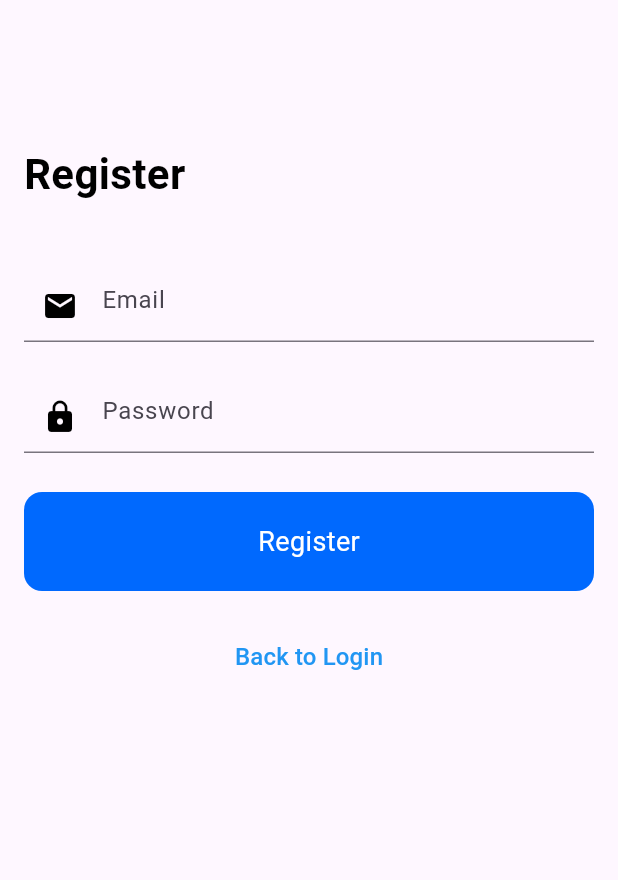
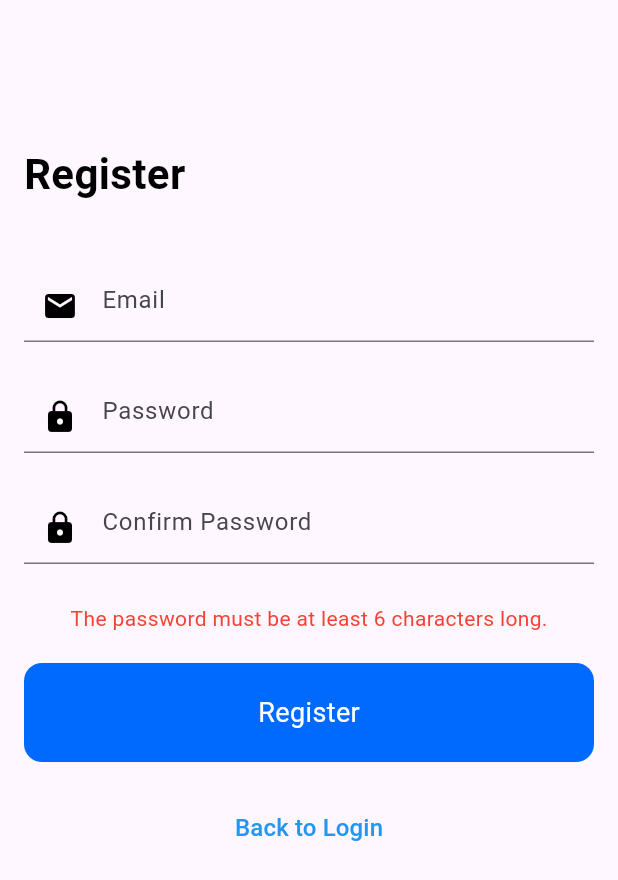
Before and after one commit to Lacesz0123/fitwithus, a Flutter app: the RegisterScreen screen opened directly, after a tap on "Register", on a phone screen of 412 x 824 dp. Shown: the top 880 px of the screen. Run offline on Flutter 3.47's test engine with Material 3 defaults, Android fonts, the phone set to English and light mode, and no system bars; our stand-ins replace firebase_auth, firebase_core; accounts and stored records are empty.

Commit message:
password confirm added

```diff
--- a/lib/register_screen.dart
+++ b/lib/register_screen.dart
@@ -12,12 +12,31 @@ class RegisterScreen extends StatefulWidget {
 class _RegisterScreenState extends State<RegisterScreen> {
   TextEditingController _emailController = TextEditingController();
   TextEditingController _passwordController = TextEditingController();
+  TextEditingController _confirmPasswordController = TextEditingController();
   bool _isLoading = false; // Betöltési állapot
+  String _errorMessage = ''; // Hibaüzenet megjelenítéséhez
 
   Future<void> registerUsingEmailPassword() async {
     setState(() {
       _isLoading = true; // Betöltés mutatása
+      _errorMessage = ''; // Hibaüzenet törlése
     });
+
+    if (_passwordController.text.length < 6) {
+      setState(() {
+        _errorMessage = 'The password must be at least 6 characters long.';
+        _isLoading = false;
+      });
+      return;
+    }
+
+    if (_passwordController.text != _confirmPasswordController.text) {
+      setState(() {
+        _errorMessage = 'Passwords do not match.';
+        _isLoading = false;
+      });
+      return;
+    }
 
     try {
       await FirebaseAuth.instance.createUserWithEmailAndPassword(
@@ -33,23 +52,22 @@ class _RegisterScreenState extends State<RegisterScreen> {
       );
     } on FirebaseAuthException catch (e) {
       if (e.code == 'weak-password') {
-        ScaffoldMessenger.of(context).showSnackBar(
-          const SnackBar(content: Text('The password provided is too weak.')),
-        );
+        setState(() {
+          _errorMessage = 'The password provided is too weak.';
+        });
       } else if (e.code == 'email-already-in-use') {
-        ScaffoldMessenger.of(context).showSnackBar(
-          const SnackBar(
-              content: Text('The account already exists for that email.')),
-        );
+        setState(() {
+          _errorMessage = 'The account already exists for that email.';
+        });
       } else if (e.code == 'invalid-email') {
-        ScaffoldMessenger.of(context).showSnackBar(
-          const SnackBar(content: Text('The email address is not valid.')),
-        );
+        setState(() {
+          _errorMessage = 'The email address is not valid.';
+        });
       }
     } catch (e) {
-      ScaffoldMessenger.of(context).showSnackBar(
-        SnackBar(content: Text('An error occurred: $e')),
-      );
+      setState(() {
+        _errorMessage = 'An error occurred: $e';
+      });
     } finally {
       setState(() {
         _isLoading = false; // Betöltés befejezése
@@ -95,6 +113,28 @@ class _RegisterScreenState extends State<RegisterScreen> {
                 ),
               ),
               const SizedBox(height: 26.0),
+              TextField(
+                controller: _confirmPasswordController,
+                obscureText: true,
+                decoration: const InputDecoration(
+                  hintText: "Confirm Password",
+                  prefixIcon: Icon(Icons.lock, color: Colors.black),
+                ),
+              ),
+              const SizedBox(height: 26.0),
+              // Hibaüzenet megjelenítése, ha van
+              _errorMessage.isNotEmpty
+                  ? Center(
+                      child: Text(
+                        _errorMessage,
+                        style: const TextStyle(
+                          color: Colors.red,
+                          fontSize: 14.0,
+                        ),
+                      ),
+                    )
+                  : Container(),
+              const SizedBox(height: 20.0),
               _isLoading
                   ? const Center(child: CircularProgressIndicator())
                   : Container(
```
Also changed, not shown: lib/ai_chat_screen.dart (+78 -4 lines), lib/profile_screen.dart (+9 -2 lines).
